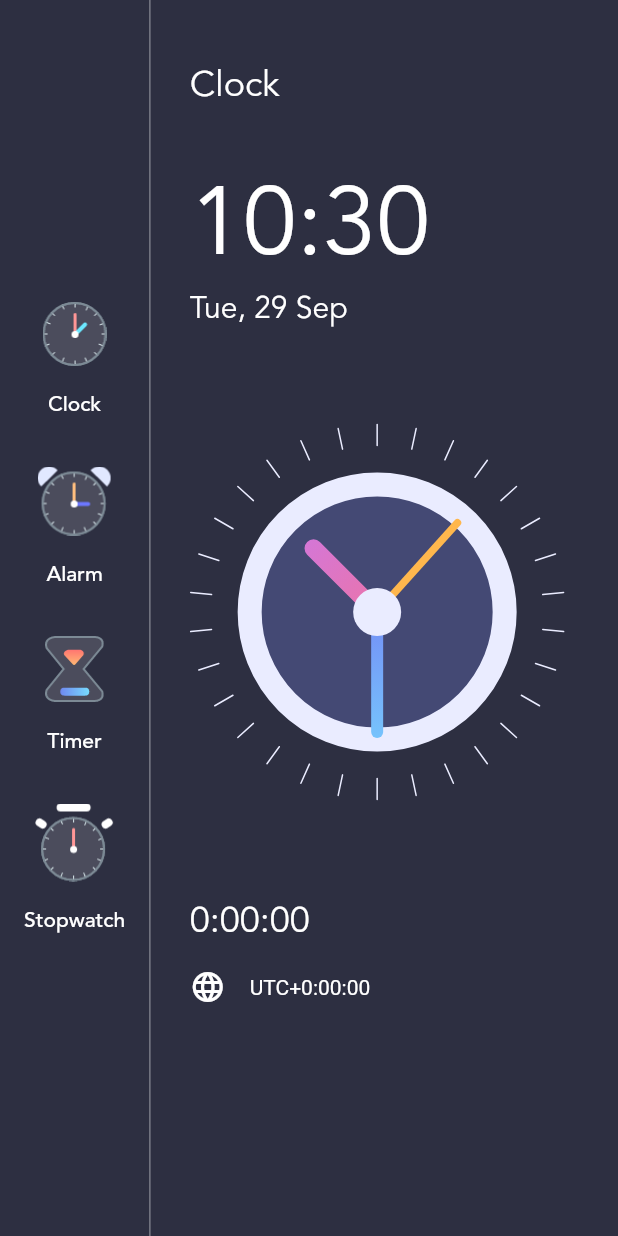
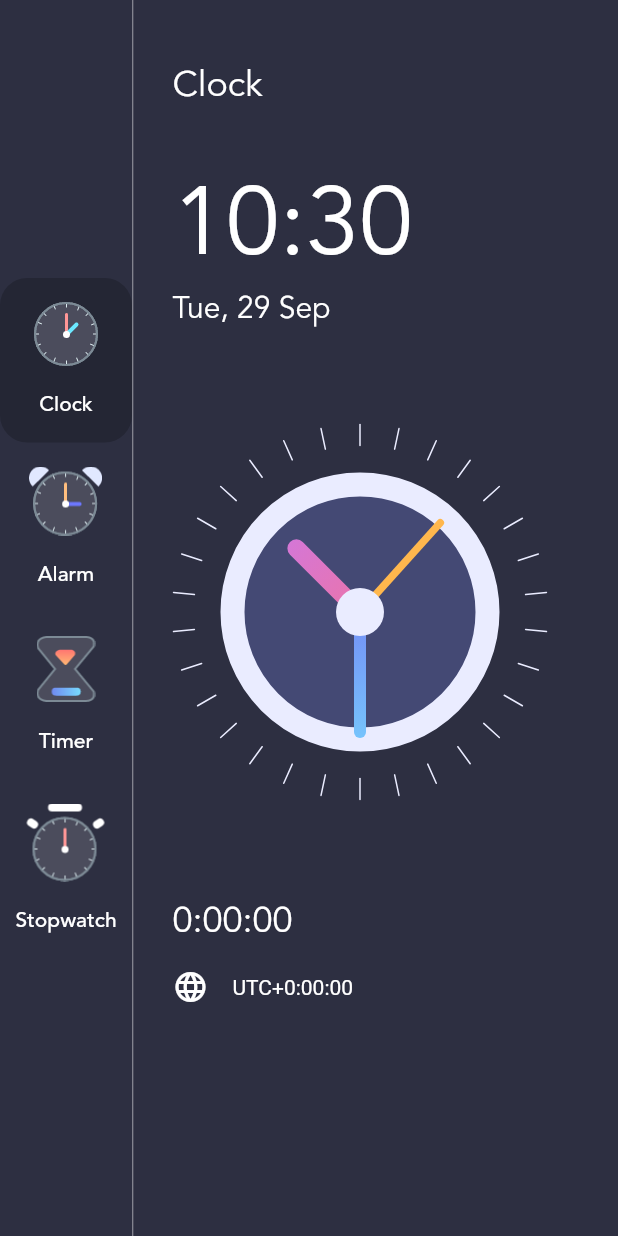
Before and after one commit to Sherafatpour/reminder, a Flutter app: the screen it shows after launch, on a phone screen of 412 x 824 dp. Run offline on Flutter 3.47's test engine with Material 2 defaults, Android fonts, the phone set to English and light mode, and no system bars.

Commit message:
added provider to project and use for tabbed menu

```diff
--- /dev/null
+++ b/lib/data.dart
@@ -0,0 +1,12 @@
+
+import 'package:reminder/enums.dart';
+import 'package:reminder/menu_info.dart';
+
+List<MenuInfo> menuItems = [
+  MenuInfo(MenuType.clock , title: "Clock" , imageSource: 'assets/clock_icon.png'),
+  MenuInfo(MenuType.alarm , title: "Alarm" , imageSource: 'assets/alarm_icon.png'),
+  MenuInfo(MenuType.timer , title: "Timer" , imageSource: 'assets/timer_icon.png'),
+  MenuInfo(MenuType.stopwatch , title: "Stopwatch" , imageSource: 'assets/stopwatch_icon.png'),
+
+
+];
--- /dev/null
+++ b/lib/enums.dart
@@ -0,0 +1 @@
+enum MenuType{ clock , alarm , timer , stopwatch }
--- a/lib/homepage.dart
+++ b/lib/homepage.dart
@@ -1,6 +1,9 @@
 import 'package:flutter/material.dart';
 import 'package:intl/intl.dart';
+import 'package:provider/provider.dart';
 import 'package:reminder/clock_view.dart';
+import 'package:reminder/data.dart';
+import 'package:reminder/menu_info.dart';
 
 class HomePage extends StatefulWidget {
   @override
@@ -21,18 +24,17 @@ class _HomePageState extends State<HomePage> {
       body: Row(
         children: <Widget>[
           Column(
-            mainAxisAlignment: MainAxisAlignment.center,
-            children: <Widget>[
-              buildMenuButton("Clock", 'assets/clock_icon.png'),
-              buildMenuButton("Alarm", 'assets/alarm_icon.png'),
-              buildMenuButton("Timer", 'assets/timer_icon.png'),
-              buildMenuButton("Stopwatch", 'assets/stopwatch_icon.png'),
-
-            ],
+              mainAxisAlignment: MainAxisAlignment.center,
+              children: menuItems
+                  .map((menuInfo) => buildMenuButton(menuInfo))
+                  .toList()),
+          VerticalDivider(
+            color: Colors.white54,
+            width: 1,
           ),
-          VerticalDivider( color: Colors.white54,width: 1,),
           Padding(
-            padding: const EdgeInsets.symmetric(vertical : 8.0 , horizontal: 26.0),
+            padding:
+                const EdgeInsets.symmetric(vertical: 8.0, horizontal: 26.0),
             child: Expanded(
               child: Container(
                 alignment: Alignment.center,
@@ -45,26 +47,41 @@ class _HomePageState extends State<HomePage> {
                     ),
                     Text(
                       "Clock",
-                      style: TextStyle(color: Colors.white, fontSize: 24, fontFamily: 'avenir'),
+                      style: TextStyle(
+                          color: Colors.white,
+                          fontSize: 24,
+                          fontFamily: 'avenir'),
                     ),
                     SizedBox(
                       height: 32,
                     ),
                     Text(
                       formattedTime,
-                      style: TextStyle(color: Colors.white, fontSize: 64, fontFamily: 'avenir'),
+                      style: TextStyle(
+                          color: Colors.white,
+                          fontSize: 64,
+                          fontFamily: 'avenir'),
                     ),
                     Text(
                       formattedDate,
-                      style: TextStyle(color: Colors.white, fontSize: 20, fontFamily: 'avenir'),
+                      style: TextStyle(
+                          color: Colors.white,
+                          fontSize: 20,
+                          fontFamily: 'avenir'),
                     ),
-                    SizedBox(height: 64,),
-
+                    SizedBox(
+                      height: 64,
+                    ),
                     ClockView(),
-                    SizedBox(height: 64,),
+                    SizedBox(
+                      height: 64,
+                    ),
                     Text(
                       timezone,
-                      style: TextStyle(color: Colors.white, fontSize: 24, fontFamily: 'avenir'),
+                      style: TextStyle(
+                          color: Colors.white,
+                          fontSize: 24,
+                          fontFamily: 'avenir'),
                     ),
                     SizedBox(
                       height: 16,
@@ -94,21 +111,37 @@ class _HomePageState extends State<HomePage> {
     );
   }
 
-  Padding buildMenuButton(String title , String image){
-    return Padding(
-        padding: const EdgeInsets.symmetric( vertical:  16.0),
-        child: FlatButton(
-          onPressed: (){},
-          child: Column(children: <Widget>[
-            Image.asset(image , scale: 1.5,),
-            SizedBox(height: 16,),
-            Text(title ?? '', style: TextStyle(color: Colors.white,fontSize: 14 , fontFamily: 'avenir' ),)
-          ],),
-
-        )
+  Widget buildMenuButton(MenuInfo menuInfo) {
+    return Consumer<MenuInfo>(
+      builder: (BuildContext context, MenuInfo value, Widget child) {
+        return FlatButton(
+          shape: RoundedRectangleBorder(borderRadius: BorderRadius.circular(18)),
+          padding: const EdgeInsets.symmetric(vertical: 16.0),
+          color: menuInfo.menuType == value.menuType
+              ? Color(0xFF242634)
+              : Colors.transparent,
+          onPressed: () {
+            var menuinfo = Provider.of<MenuInfo>(context, listen: false);
+            menuinfo.update(menuInfo);
+          },
+          child: Column(
+            children: <Widget>[
+              Image.asset(
+                menuInfo.imageSource,
+                scale: 1.5,
+              ),
+              SizedBox(
+                height: 16,
+              ),
+              Text(
+                menuInfo.title ?? '',
+                style: TextStyle(
+                    color: Colors.white, fontSize: 14, fontFamily: 'avenir'),
+              )
+            ],
+          ),
+        );
+      },
     );
-
-
   }
-
 }
--- a/lib/main.dart
+++ b/lib/main.dart
@@ -1,5 +1,8 @@
 import 'package:flutter/material.dart';
+import 'package:provider/provider.dart';
+import 'package:reminder/enums.dart';
 import 'package:reminder/homepage.dart';
+import 'package:reminder/menu_info.dart';
 
 void main() {
   runApp(MyApp());
@@ -15,7 +18,7 @@ class MyApp extends StatelessWidget {
         primarySwatch: Colors.blue,
         visualDensity: VisualDensity.adaptivePlatformDensity,
       ),
-      home: HomePage(),
+      home: ChangeNotifierProvider<MenuInfo>(create: (context) => MenuInfo(MenuType.clock),child: HomePage(),)
     );
   }
 }
--- /dev/null
+++ b/lib/menu_info.dart
@@ -0,0 +1,21 @@
+
+import 'package:flutter/foundation.dart';
+import 'package:reminder/enums.dart';
+
+class MenuInfo extends ChangeNotifier{
+
+  MenuType menuType;
+  String title;
+  String imageSource;
+
+  MenuInfo(this.menuType ,{ this.title , this.imageSource});
+
+
+  update(MenuInfo menuInfo){
+    this.menuType = menuInfo.menuType;
+    this.title = menuInfo.title;
+    this.imageSource = menuInfo.imageSource;
+notifyListeners();
+
+  }
+}
--- a/pubspec.yaml
+++ b/pubspec.yaml
@@ -24,6 +24,8 @@ dependencies:
   intl: ^0.16.1
   flutter:
     sdk: flutter
+  provider: ^4.3.2+2
+
 
 
   # The following adds the Cupertino Icons font to your application.
```
Also changed, not shown: pubspec.lock.
